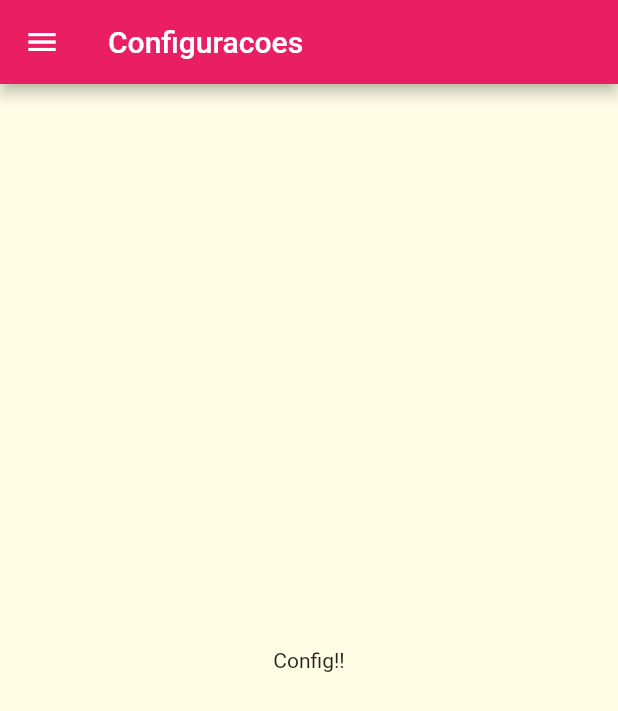
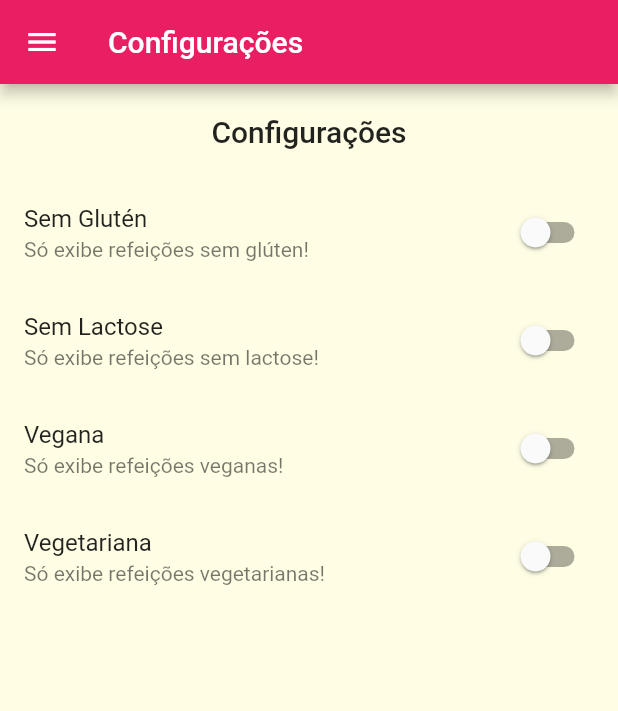
Before and after one commit to avelar42/Meals, a Flutter app: the SettingsScreen screen opened by its route, on a phone screen of 412 x 824 dp. Shown: the top 711 px of the screen. Run offline on Flutter 3.47's test engine with Material 2 defaults, Android fonts, the phone set to English and light mode, and no system bars.

Commit message:
Category implementation

```diff
--- /dev/null
+++ b/lib/models/settings.dart
@@ -0,0 +1,12 @@
+class Settings {
+  bool isGlutenFree;
+  bool isLactoseFree;
+  bool isVegan;
+  bool isVegetarian;
+
+  Settings(
+      {this.isGlutenFree = false,
+      this.isLactoseFree = false,
+      this.isVegan = false,
+      this.isVegetarian = false});
+}
--- a/lib/screens/settings_screen.dart
+++ b/lib/screens/settings_screen.dart
@@ -1,16 +1,78 @@
 import 'package:flutter/material.dart';
 import '../components/main_drawer.dart';
+import '../models/settings.dart';
 
-class SettingsScreen extends StatelessWidget {
+class SettingsScreen extends StatefulWidget {
   const SettingsScreen({Key? key}) : super(key: key);
+
+  @override
+  State<SettingsScreen> createState() => _SettingsScreenState();
+}
+
+class _SettingsScreenState extends State<SettingsScreen> {
+  var settings = Settings();
+
+  Widget _createSwitch(
+    String title,
+    String subtitle,
+    bool value,
+    Function(bool) onChanged,
+  ) {
+    return SwitchListTile.adaptive(
+      title: Text(title),
+      subtitle: Text(subtitle),
+      value: value,
+      onChanged: onChanged,
+    );
+  }
 
   @override
   Widget build(BuildContext context) {
     return Scaffold(
-      appBar: AppBar(title: Text('Configuracoes')),
+      appBar: AppBar(
+        title: const Text('Configurações'),
+      ),
       drawer: MainDrawer(),
-      body: Center(
-        child: Text('Config!!'),
+      body: Column(
+        children: [
+          Container(
+            padding: const EdgeInsets.all(20),
+            child: Text(
+              'Configurações',
+              style: Theme.of(context).textTheme.headline6,
+            ),
+          ),
+          Expanded(
+            child: ListView(
+              children: [
+                _createSwitch(
+                  'Sem Glutén',
+                  'Só exibe refeições sem glúten!',
+                  settings.isGlutenFree,
+                  (value) => setState(() => settings.isGlutenFree = value),
+                ),
+                _createSwitch(
+                  'Sem Lactose',
+                  'Só exibe refeições sem lactose!',
+                  settings.isLactoseFree,
+                  (value) => setState(() => settings.isLactoseFree = value),
+                ),
+                _createSwitch(
+                  'Vegana',
+                  'Só exibe refeições veganas!',
+                  settings.isVegan,
+                  (value) => setState(() => settings.isVegan = value),
+                ),
+                _createSwitch(
+                  'Vegetariana',
+                  'Só exibe refeições vegetarianas!',
+                  settings.isVegetarian,
+                  (value) => setState(() => settings.isVegetarian = value),
+                ),
+              ],
+            ),
+          )
+        ],
       ),
     );
   }
```
